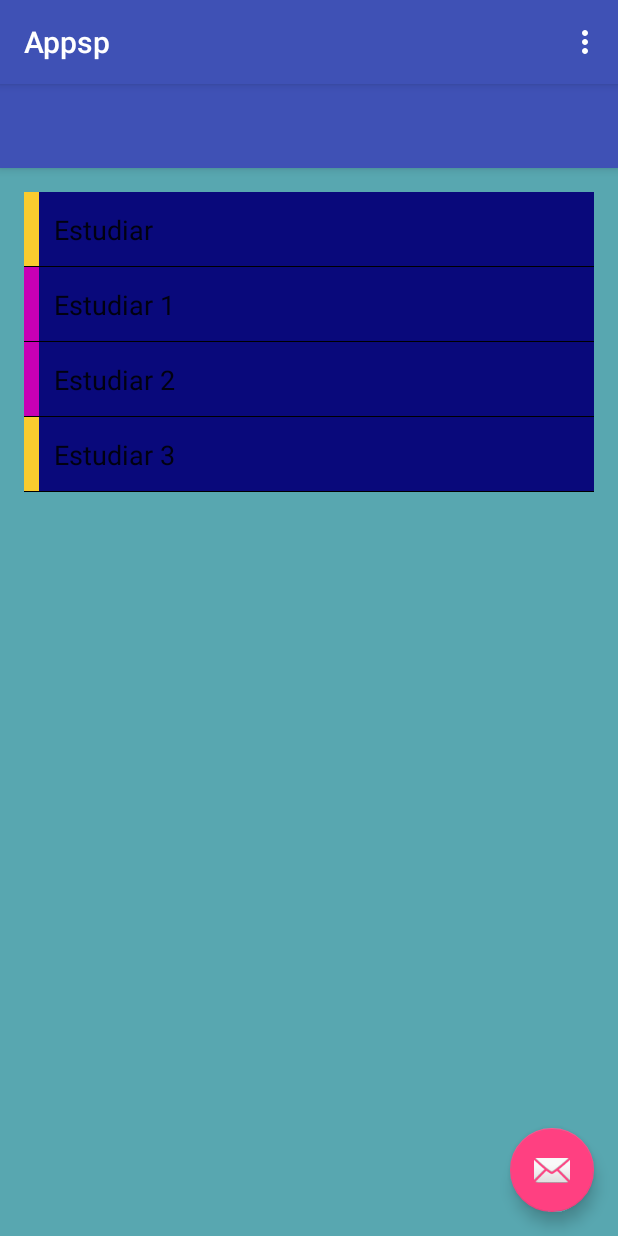
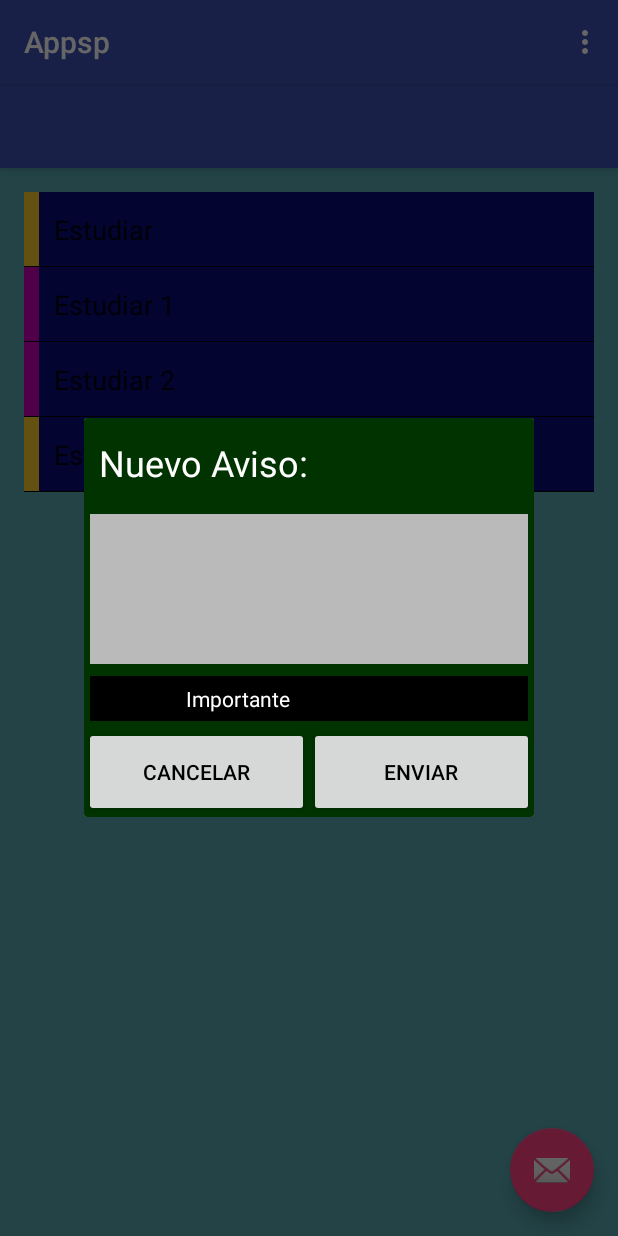
Before and after one commit to s3bok/Appsp, an Android app: the screen it shows after launch (MainActivity), in the options menu, after a tap on "Nuevo aviso", on a phone screen of 412 x 824 dp. Run offline under Robolectric (Android 15) with nearby library versions, the phone set to English and light mode, and no system bars.

Commit message:
crud terminado

```diff
--- a/app/src/main/java/com/lop/paz/appsp/MainActivity.java
+++ b/app/src/main/java/com/lop/paz/appsp/MainActivity.java
@@ -20,11 +20,17 @@ import android.support.v7.app.AppCompatActivity;
 import android.support.v7.widget.Toolbar;
 import android.view.Menu;
 import android.view.MenuItem;
+import android.view.Window;
 import android.widget.AbsListView;
 import android.widget.Adapter;
 import android.widget.AdapterView;
 import android.widget.ArrayAdapter;
+import android.widget.Button;
+import android.widget.CheckBox;
+import android.widget.EditText;
+import android.widget.LinearLayout;
 import android.widget.ListView;
+import android.widget.TextView;
 import android.widget.Toast;
 
 public class MainActivity extends AppCompatActivity
@@ -107,12 +113,13 @@ public class MainActivity extends AppCompatActivity
                     public void onItemClick(AdapterView<?> parent, View view, int position, long id) {
                         //editar aviso
                         if (position == 0) {
-                            Toast.makeText(MainActivity.this, "editar "
-                                    + masterListPosition, Toast.LENGTH_SHORT).show();
+                            int nId = getIdFromPosition(masterListPosition);
+                            Aviso aviso = mDBAdapter.fetchReminderById(nId);
+                            fireCustomDialog(aviso);
                             //borrar aviso
                         } else {
-                            Toast.makeText(MainActivity.this, "borrar "
-                                    + masterListPosition, Toast.LENGTH_SHORT).show();
+                            mDBAdapter.deleteReminderById(getIdFromPosition(masterListPosition));
+                            mCursorAdapter.changeCursor(mDBAdapter.fetchAllReminders());
                         }
                         dialog.dismiss();
                     }
@@ -186,12 +193,61 @@ public class MainActivity extends AppCompatActivity
         return true;
     }
 
+    private void fireCustomDialog(final Aviso aviso){
+        // custom dialog
+        final Dialog dialog = new Dialog(this);
+        dialog.requestWindowFeature(Window.FEATURE_NO_TITLE);
+        dialog.setContentView(R.layout.dialog_custom);
+
+        TextView titleView = (TextView) dialog.findViewById(R.id.custom_title);
+        final EditText editCustom = (EditText) dialog.findViewById(R.id.custom_edit_reminder);
+        Button commitButton = (Button) dialog.findViewById(R.id.custom_button_commit);
+        final CheckBox checkBox = (CheckBox) dialog.findViewById(R.id.custom_check_box);
+        LinearLayout rootLayout = (LinearLayout) dialog.findViewById(R.id.custom_root_layout);
+        final boolean isEditOperation = (aviso != null);
+
+        //esto es para un edit
+        if (isEditOperation){
+            titleView.setText("Editar Aviso");
+            checkBox.setChecked(aviso.getmImportant() == 1);
+            editCustom.setText(aviso.getmContet());
+            rootLayout.setBackgroundColor(getResources().getColor(R.color.azul_neutro));
+        }
+
+        commitButton.setOnClickListener(new View.OnClickListener() {
+            @Override
+            public void onClick(View v) {
+                String reminderText = editCustom.getText().toString();
+                if (isEditOperation) {
+                    Aviso reminderEdited = new Aviso(aviso.getmId(),
+                            reminderText, checkBox.isChecked() ? 1 : 0);
+                    mDBAdapter.updateReminder(reminderEdited);
+                    //esto es para nuevo aviso
+                } else {
+                    mDBAdapter.createReminder(reminderText, checkBox.isChecked());
+                }
+                mCursorAdapter.changeCursor(mDBAdapter.fetchAllReminders());
+                dialog.dismiss();
+            }
+        });
+
+        Button buttonCancel = (Button) dialog.findViewById(R.id.custom_button_cancel);
+        buttonCancel.setOnClickListener(new View.OnClickListener() {
+            @Override
+            public void onClick(View v) {
+                dialog.dismiss();
+            }
+        });
+
+        dialog.show();
+    }
+
     @Override
     public boolean onOptionsItemSelected(MenuItem item) {
         switch (item.getItemId()){
             case R.id.action_nuevo:
                 //crea nuevo aviso
-                Log.d(getLocalClassName(), "Crear  nuevo aviso");
+                fireCustomDialog(null);
                 return true;
             case R.id.action_salir:
                 finish();
--- /dev/null
+++ b/app/src/main/res/layout/dialog_custom.xml
@@ -0,0 +1,65 @@
+<?xml version="1.0" encoding="utf-8"?>
+<LinearLayout xmlns:android="http://schemas.android.com/apk/res/android"
+    android:id="@+id/custom_root_layout"
+    android:layout_width="300dp"
+    android:layout_height="fill_parent"
+    android:background="@color/verde"
+    android:orientation="vertical">
+
+    <TextView
+        android:id="@+id/custom_title"
+        android:layout_width="fill_parent"
+        android:layout_height="60dp"
+        android:gravity="center_vertical"
+        android:padding="10dp"
+        android:text="Nuevo Aviso:"
+        android:textColor="@color/blanco"
+        android:textSize="24sp" />
+
+    <EditText
+        android:id="@+id/custom_edit_reminder"
+        android:layout_width="fill_parent"
+        android:layout_height="100dp"
+        android:layout_margin="4dp"
+        android:background="@color/gris_claro"
+        android:gravity="start"
+        android:textColor="@color/negro">
+        <requestFocus />
+    </EditText>
+
+    <CheckBox
+        android:id="@+id/custom_check_box"
+        android:layout_width="fill_parent"
+        android:layout_height="30dp"
+        android:layout_margin="4dp"
+        android:background="@color/negro"
+        android:paddingLeft="32dp"
+        android:text="Importante"
+        android:textColor="@color/blanco" />
+
+    <LinearLayout
+        android:layout_width="fill_parent"
+        android:layout_height="fill_parent"
+        android:orientation="horizontal">
+
+        <Button
+            android:id="@+id/custom_button_cancel"
+            android:layout_width="0dp"
+            android:layout_height="60dp"
+            android:layout_weight="50"
+            android:text="Cancelar"
+            android:textColor="@color/negro"
+            />
+
+        <Button
+            android:id="@+id/custom_button_commit"
+            android:layout_width="0dp"
+            android:layout_height="60dp"
+            android:layout_weight="50"
+            android:text="Enviar"
+            android:textColor="@color/negro"
+            />
+
+    </LinearLayout>
+
+</LinearLayout>
--- a/app/src/main/res/values/colors.xml
+++ b/app/src/main/res/values/colors.xml
@@ -7,4 +7,10 @@
     <color name="azul_oscuro">#09097B</color>
     <color name="rosa">#C800B5</color>
     <color name="naranja">#FACC2E</color>
+    <color name="gris_claro">#bababa</color>
+    <color name="negro">#000000</color>
+    <color name="azul_neutro">#FF1118FF</color>
+    <color name="gris_obscuro">#181818</color>
+    <color name="blanco">#FFFFFF</color>
+    <color name="verde">#003300</color>
 </resources>
```
